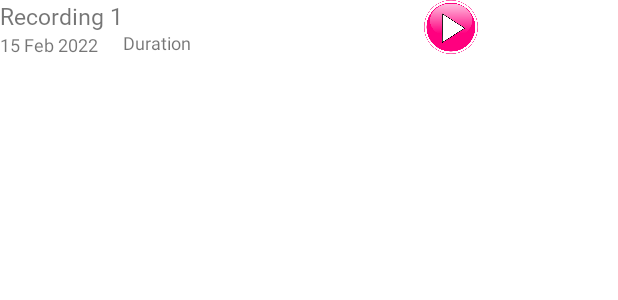
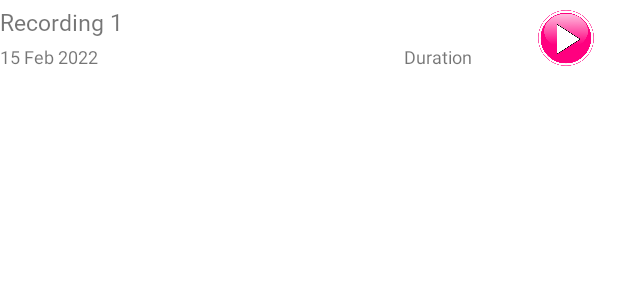
Before and after one commit to Ho-JE/MoodMagik, an Android app: the layout activity_speech_record_list_view.xml on its own in the app's theme, with its tools: preview values and no code run, on a phone screen of 412 x 824 dp. Shown: the top 300 px of the screen. Run offline under Robolectric (Android 15) with nearby library versions, the phone set to English and light mode, and no system bars.

Commit message:
add recordigs to mains screen

```diff
--- a/app/src/main/java/com/example/myapplication/RecordingActivity.kt
+++ b/app/src/main/java/com/example/myapplication/RecordingActivity.kt
@@ -199,7 +199,7 @@ class RecordingActivity : Fragment() {
                 val timestamp =
                     SimpleDateFormat("yyyyMMdd_HHmm ss", Locale.getDefault()).format(Date())
                 output = Environment.getExternalStoragePublicDirectory(Environment.DIRECTORY_DCIM)
-                    .toString() + "/recording_$timestamp.mp3"
+                    .toString() + "/EmotionRecording_$timestamp.mp3"
 
                 Log.d("output saved?", output.toString())
 
--- a/app/src/main/java/com/example/myapplication/Recordings.kt
+++ b/app/src/main/java/com/example/myapplication/Recordings.kt
@@ -1,3 +1,3 @@
 package com.example.myapplication
 
-data class Recordings(var name: String, var duration : Double, var date: String)
+data class Recordings(var name: String, var duration: Double, var date: String)
--- a/app/src/main/res/layout/activity_speech_record_list_view.xml
+++ b/app/src/main/res/layout/activity_speech_record_list_view.xml
@@ -1,5 +1,5 @@
 <?xml version="1.0" encoding="utf-8"?>
-<LinearLayout xmlns:android="http://schemas.android.com/apk/res/android"
+<androidx.constraintlayout.widget.ConstraintLayout xmlns:android="http://schemas.android.com/apk/res/android"
     xmlns:app="http://schemas.android.com/apk/res-auto"
     xmlns:tools="http://schemas.android.com/tools"
     android:layout_width="match_parent"
@@ -8,49 +8,53 @@
     android:orientation="horizontal"
     >
 
-    <LinearLayout
+
+    <TextView
+        android:id="@+id/recordingName"
         android:layout_width="wrap_content"
         android:layout_height="wrap_content"
-        android:orientation="vertical">
+        android:fontFamily="@font/mulish_extrabold"
+        android:text="Recording 1"
+        android:textSize="15sp"
 
-        <TextView
-            android:layout_width="wrap_content"
-            android:layout_height="wrap_content"
-            android:text="Recording 1"
-            android:id="@+id/recordingName"
-            android:textSize="15sp"
-            android:fontFamily="@font/mulish_extrabold"
+        app:layout_constraintBottom_toTopOf="@+id/recordingDate"
+        app:layout_constraintTop_toTopOf="parent" />
 
-            />
-        <TextView
-            android:layout_width="wrap_content"
-            android:layout_height="wrap_content"
-            android:text="15 Feb 2022"
-            android:id="@+id/recordingDate"
-            android:textSize="12sp"
-            />
-
-    </LinearLayout>
 
     <TextView
+        android:id="@+id/recordingDate"
+        android:layout_width="wrap_content"
+        android:layout_height="wrap_content"
+        android:layout_marginBottom="4dp"
+        android:text="15 Feb 2022"
+        android:textSize="12sp"
+        app:layout_constraintBottom_toBottomOf="parent"
+        app:layout_constraintStart_toStartOf="parent" />
+
+    <TextView
+        android:id="@+id/recordingDuration"
         android:layout_width="89dp"
         android:layout_height="wrap_content"
-        android:layout_marginTop="20sp"
         android:text="Duration"
-        android:id="@+id/recordingDuration"
+
         android:textSize="12sp"
-
-        />
+        app:layout_constraintBottom_toBottomOf="parent"
+        app:layout_constraintEnd_toStartOf="@+id/button"
+        app:layout_constraintTop_toTopOf="parent"
+        app:layout_constraintVertical_bias="0.882" />
 
     <ImageView
         android:id="@+id/button"
-        android:layout_width="258dp"
-        android:layout_height="36dp"
+        android:layout_width="37dp"
+        android:layout_height="40dp"
         android:layout_gravity="right"
+        android:layout_marginEnd="16dp"
         android:background="@null"
+        android:clickable="false"
         android:scaleType="centerInside"
         android:src="@drawable/play"
         android:text="Button"
-        android:clickable="false"
-        />
-</LinearLayout>
+        app:layout_constraintBottom_toBottomOf="parent"
+        app:layout_constraintEnd_toEndOf="parent"
+        app:layout_constraintTop_toTopOf="parent" />
+</androidx.constraintlayout.widget.ConstraintLayout>
--- a/app/src/main/res/layout/fragment_profile.xml
+++ b/app/src/main/res/layout/fragment_profile.xml
@@ -104,7 +104,7 @@
 
     <androidx.cardview.widget.CardView
         android:layout_width="match_parent"
-        android:layout_height="80dp"
+        android:layout_height="100sp"
         android:layout_marginBottom="5dp"
         android:layout_marginHorizontal="10dp"
         android:elevation="10dp"
```
Also changed, not shown: app/src/main/java/com/example/myapplication/profile.kt (+31 -5 lines).
